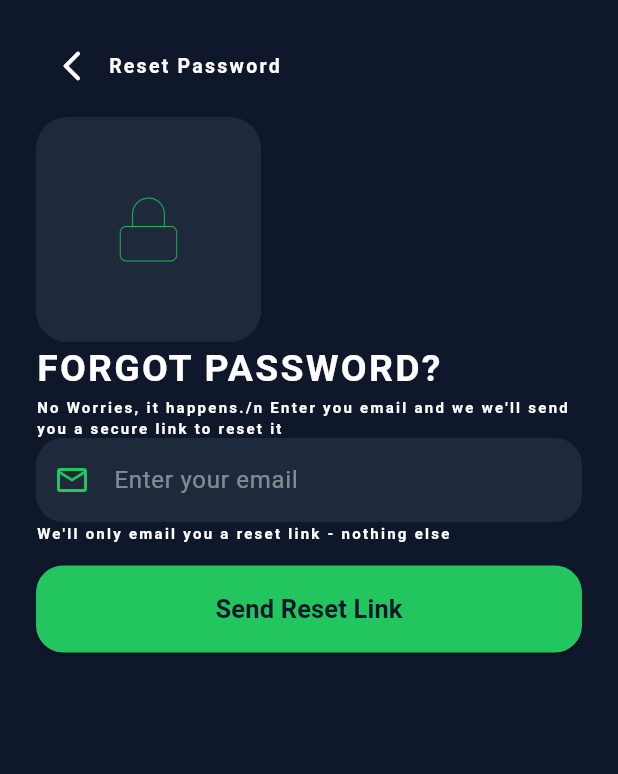
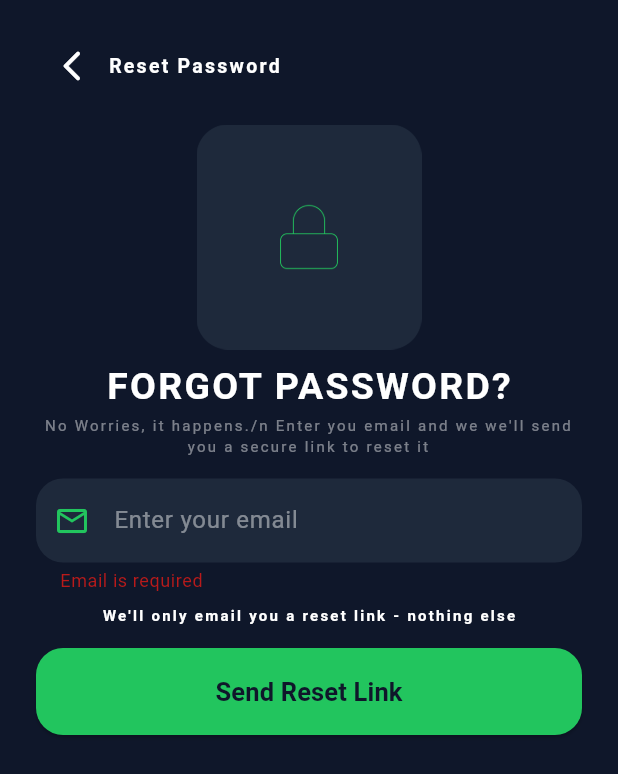
Before and after one commit to AbdulRauf20/HabitHub-AI, a Flutter app: the ForgotPasswordView screen opened directly, after a tap on "Send Reset Link", on a phone screen of 412 x 824 dp. Shown: the top 774 px of the screen. Run offline on Flutter 3.47's test engine with Material 3 defaults, Android fonts, the light colour scheme and no system bars; our stand-ins replace firebase_auth, firebase_core, flutter_bloc; accounts and stored records are empty.

Commit message:
forgot password auth backend added

```diff
--- a/habithub/lib/views/Authentication_Module/Forgot_password_view.dart
+++ b/habithub/lib/views/Authentication_Module/Forgot_password_view.dart
@@ -1,6 +1,11 @@
 import 'package:flutter/material.dart';
+import 'package:flutter_bloc/flutter_bloc.dart';
+import 'package:habithub/Auth/Bloc/auth_bloc.dart';
+import 'package:habithub/Auth/Bloc/auth_event.dart';
+import 'package:habithub/Auth/Bloc/auth_state.dart';
 import 'package:habithub/Auth/services/theme/app_colors.dart';
 import 'package:habithub/views/Authentication_Module/login_view.dart';
+import 'package:habithub/views/Authentication_Module/reset_email_sent_view.dart';
 
 class ForgotPasswordView extends StatefulWidget {
   const ForgotPasswordView({super.key});
@@ -10,9 +15,34 @@ class ForgotPasswordView extends StatefulWidget {
 }
 
 class _ForgotPasswordViewState extends State<ForgotPasswordView> {
+  final _formKey = GlobalKey<FormState>();
+
+  final TextEditingController _emailController = TextEditingController();
+
+  @override
+  void dispose() {
+    _emailController.dispose();
+    super.dispose();
+  }
+
   @override
   Widget build(BuildContext context) {
-    return Scaffold(
+    return BlocListener<AuthBloc, AuthState>(
+      listener: (context, state) {
+        if (state is Unauthenticated) {
+          Navigator.push(
+            context,
+            MaterialPageRoute(builder: (_) => const ResetEmailSentView()),
+          );
+        }
+
+        if (state is AuthFailure) {
+          ScaffoldMessenger.of(
+            context,
+          ).showSnackBar(SnackBar(content: Text(state.message)));
+        }
+      },
+      child: Scaffold(
         backgroundColor: AppColors.background,
         body: SafeArea(
           child: SingleChildScrollView(
@@ -47,8 +77,10 @@ class _ForgotPasswordViewState extends State<ForgotPasswordView> {
                     ),
                   ],
                 ),
-
-              SizedBox(height: 10),
+                Column(
+                  crossAxisAlignment: CrossAxisAlignment.center,
+                  children: [
+                    SizedBox(height: 15),
                     SizedBox(
                       height: 150,
                       width: 150,
@@ -57,6 +89,7 @@ class _ForgotPasswordViewState extends State<ForgotPasswordView> {
                         fit: BoxFit.contain,
                       ),
                     ),
+                    SizedBox(height: 7),
                     const Text(
                       "FORGOT PASSWORD?",
                       style: TextStyle(
@@ -66,35 +99,67 @@ class _ForgotPasswordViewState extends State<ForgotPasswordView> {
                         letterSpacing: 1.5,
                       ),
                     ),
-              const Text(
+                    Text(
                       "No Worries, it happens./n Enter you email and we we'll send you a secure link to reset it",
+                      textAlign: TextAlign.center,
                       style: TextStyle(
-                  color: AppColors.textPrimary,
+                        color: Colors.white.withValues(alpha: 0.45),
                         fontSize: 10,
-                  fontWeight: FontWeight.bold,
                         letterSpacing: 1.5,
                       ),
                     ),
+                    SizedBox(height: 15),
 
-              TextField(
+                    Form(
+                      key: _formKey,
+
+                      child: Column(
+                        children: [
+                          TextFormField(
+                            controller: _emailController,
+
+                            validator: (value) {
+                              if (value == null || value.trim().isEmpty) {
+                                return "Email is required";
+                              }
+
+                              if (!value.contains("@")) {
+                                return "Enter a valid email";
+                              }
+
+                              return null;
+                            },
+
                             style: const TextStyle(color: Colors.white),
+
                             decoration: InputDecoration(
                               hintText: "Enter your email",
+
                               hintStyle: TextStyle(
                                 color: Colors.white.withValues(alpha: 0.45),
                               ),
+
                               prefixIcon: const Icon(
                                 Icons.email_outlined,
+
                                 color: AppColors.primary,
                               ),
+
                               filled: true,
+
                               fillColor: AppColors.surface,
+
                               border: OutlineInputBorder(
                                 borderRadius: BorderRadius.circular(18),
+
                                 borderSide: BorderSide.none,
                               ),
                             ),
                           ),
+                        ],
+                      ),
+                    ),
+                    SizedBox(height: 8),
                     const Text(
                       "We'll only email you a reset link - nothing else",
                       style: TextStyle(
@@ -109,7 +174,15 @@ class _ForgotPasswordViewState extends State<ForgotPasswordView> {
                       width: double.infinity,
                       height: 58,
                       child: ElevatedButton(
-                  onPressed: () {},
+                        onPressed: () {
+                          if (!_formKey.currentState!.validate()) return;
+
+                          context.read<AuthBloc>().add(
+                            ForgotPasswordRequested(
+                              email: _emailController.text.trim(),
+                            ),
+                          );
+                        },
                         style: ElevatedButton.styleFrom(
                           backgroundColor: AppColors.primary,
                           foregroundColor: AppColors.buttonPrimaryText,
@@ -119,11 +192,17 @@ class _ForgotPasswordViewState extends State<ForgotPasswordView> {
                         ),
                         child: const Text(
                           "Send Reset Link",
-                    style: TextStyle(fontSize: 17, fontWeight: FontWeight.bold),
+                          style: TextStyle(
+                            fontSize: 17,
+                            fontWeight: FontWeight.bold,
+                          ),
                         ),
                       ),
                     ),
                   ],
+                ),
+              ],
+            ),
           ),
         ),
       ),
--- a/habithub/lib/views/Authentication_Module/reset_email_sent_view.dart
+++ b/habithub/lib/views/Authentication_Module/reset_email_sent_view.dart
@@ -49,7 +49,7 @@ class _ResetEmailSentViewState extends State<ResetEmailSentView> {
                 ),
               ),
               const Text(
-                "We've sent a reset link to arauf@gmail.com. Check your inbox and follow the steps.",
+                "We've sent a reset link to your email. Check your inbox and follow the steps.",
                 style: TextStyle(
                   color: AppColors.textPrimary,
                   fontSize: 10,
```
Also changed, not shown: habithub/lib/views/Authentication_Module/signup_view.dart (+7 -1 lines). Lines whose indentation alone changed are shown as unchanged.
